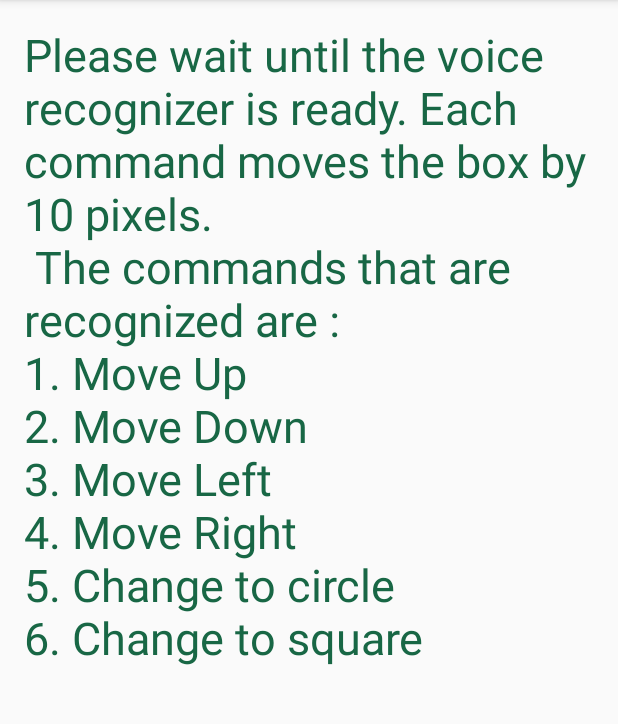
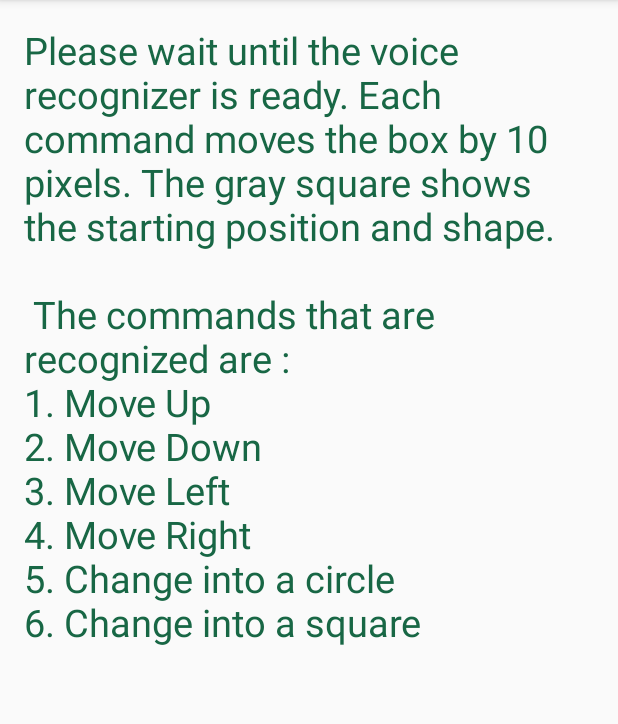
Before and after one commit to GreenerBlue/Delta-App2, an Android app: the Instructions screen opened directly, with no data from a screen before it, on a phone screen of 412 x 824 dp, the part 84-808 px from its top. Run offline under Robolectric (Android 15) with nearby library versions, the phone set to English and light mode, and no system bars.

Commit message:
Final working version.

```diff
--- a/app/src/main/res/layout/activity_instructions.xml
+++ b/app/src/main/res/layout/activity_instructions.xml
@@ -15,10 +15,10 @@ tools:context="com.testing.atul.movethebox.Instructions">
         android:layout_width="wrap_content"
         android:layout_height="wrap_content"
         android:text="@string/info"
-        android:textSize="30sp"
+        android:textSize="25sp"
         android:textColor="#186745"
         android:layout_alignParentTop="true"
-        android:layout_centerHorizontal="true"/>
+        android:layout_alignParentStart="true" />
 
 
 </RelativeLayout>
--- a/app/src/main/res/values/strings.xml
+++ b/app/src/main/res/values/strings.xml
@@ -2,7 +2,7 @@
     <string name="app_name">MoveTheBox</string>
     <string name="button1">TAP TO SPEAK</string>
     <string name="info">
-        Please wait until the voice recognizer is ready. Each command moves the box by 10 pixels.\n
-        The commands that are recognized are :\n1. Move Up \n2. Move Down \n3. Move Left \n4. Move Right \n5. Change to circle\n6. Change to square\n
+        Please wait until the voice recognizer is ready. Each command moves the box by 10 pixels. The gray square shows the starting position and shape.\n\n
+        The commands that are recognized are :\n1. Move Up \n2. Move Down \n3. Move Left \n4. Move Right \n5. Change into a circle\n6. Change into a square\n
     </string>
 </resources>
```
Also changed, not shown: app/src/main/java/com/testing/atul/movethebox/MainActivity.java (+37 -14 lines).
